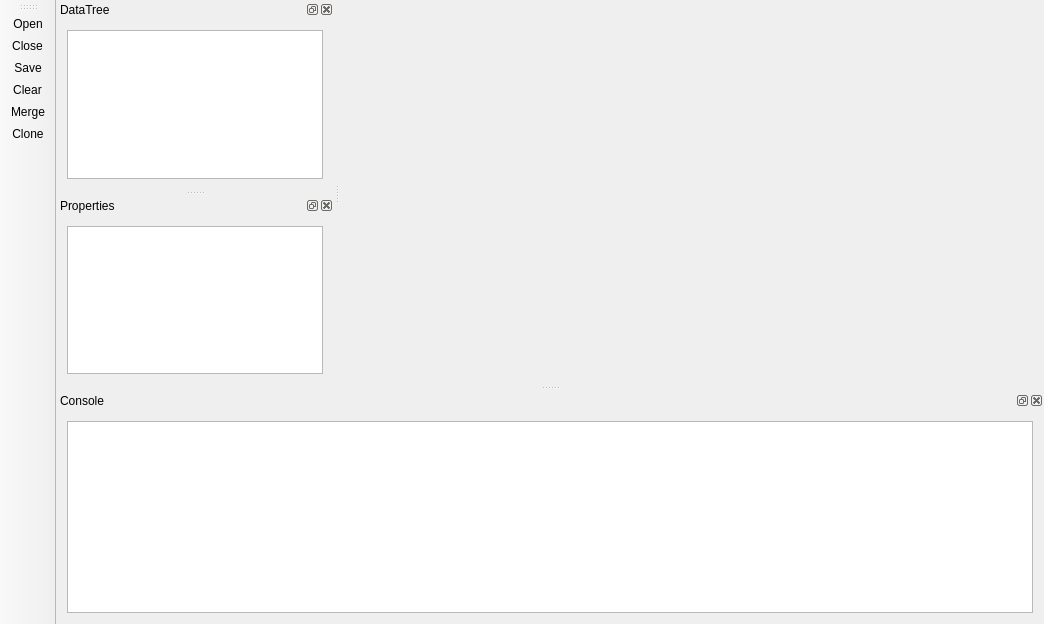
This is cloudtool/mainwindow/mainwindow.ui in alex-hjm/cloudtool as Qt 5 draws it before an edit. The edited form follows.
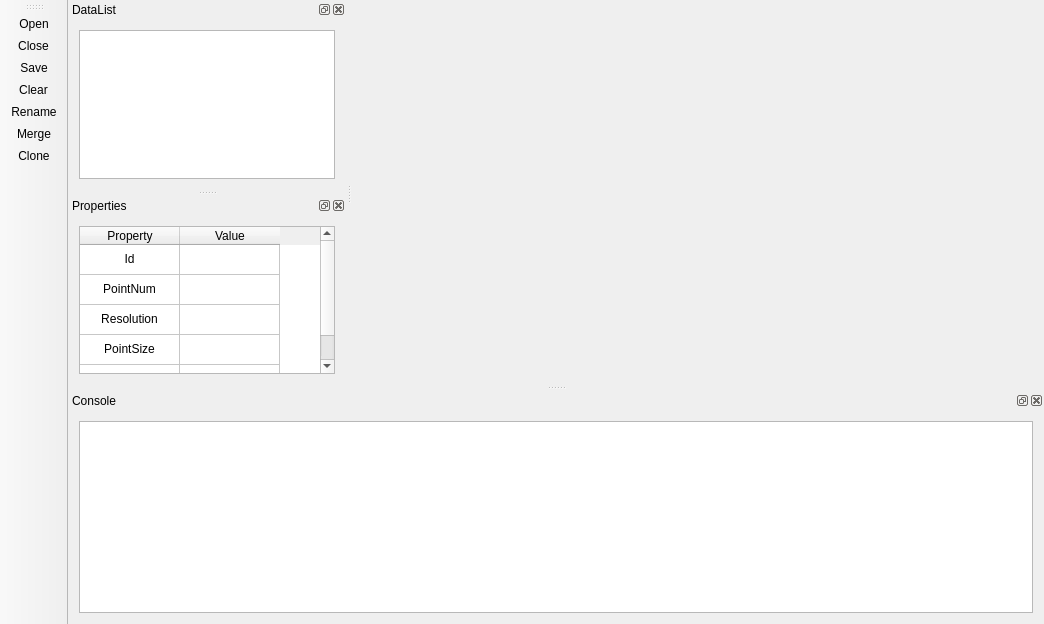
This is the edited form. Icons and pictures are not drawn. Custom widgets are drawn as their Qt base class.

The edit to the form file:
```diff
--- a/cloudtool/mainwindow/mainwindow.ui
+++ b/cloudtool/mainwindow/mainwindow.ui
@@ -33,7 +33,7 @@
   </widget>
   <widget class="QDockWidget" name="DataDock">
    <property name="windowTitle">
-    <string>DataTree</string>
+    <string>DataList</string>
    </property>
    <attribute name="dockWidgetArea">
     <number>1</number>
@@ -79,7 +79,109 @@
     </property>
     <layout class="QVBoxLayout" name="layout_4">
      <item>
-      <widget class="ct::CloudTable" name="cloudtable"/>
+      <widget class="QTableWidget" name="cloudtable">
+       <attribute name="horizontalHeaderVisible">
+        <bool>true</bool>
+       </attribute>
+       <attribute name="verticalHeaderVisible">
+        <bool>false</bool>
+       </attribute>
+       <row>
+        <property name="text">
+         <string>新建行</string>
+        </property>
+       </row>
+       <row>
+        <property name="text">
+         <string>新建行</string>
+        </property>
+       </row>
+       <row>
+        <property name="text">
+         <string>新建行</string>
+        </property>
+       </row>
+       <row>
+        <property name="text">
+         <string>新建行</string>
+        </property>
+       </row>
+       <row>
+        <property name="text">
+         <string>新建行</string>
+        </property>
+       </row>
+       <column>
+        <property name="text">
+         <string>Property</string>
+        </property>
+       </column>
+       <column>
+        <property name="text">
+         <string>Value</string>
+        </property>
+       </column>
+       <item row="0" column="0">
+        <property name="text">
+         <string>Id</string>
+        </property>
+        <property name="textAlignment">
+         <set>AlignCenter</set>
+        </property>
+        <property name="icon">
+         <iconset resource="../resources/res.qrc">
+          <normaloff>:/res/icon/cloud_id.svg</normaloff>:/res/icon/cloud_id.svg</iconset>
+        </property>
+       </item>
+       <item row="1" column="0">
+        <property name="text">
+         <string>PointNum</string>
+        </property>
+        <property name="textAlignment">
+         <set>AlignCenter</set>
+        </property>
+        <property name="icon">
+         <iconset resource="../resources/res.qrc">
+          <normaloff>:/res/icon/point_num.svg</normaloff>:/res/icon/point_num.svg</iconset>
+        </property>
+       </item>
+       <item row="2" column="0">
+        <property name="text">
+         <string>Resolution</string>
+        </property>
+        <property name="textAlignment">
+         <set>AlignCenter</set>
+        </property>
+        <property name="icon">
+         <iconset resource="../resources/res.qrc">
+          <normaloff>:/res/icon/resolution.svg</normaloff>:/res/icon/resolution.svg</iconset>
+        </property>
+       </item>
+       <item row="3" column="0">
+        <property name="text">
+         <string>PointSize</string>
+        </property>
+        <property name="textAlignment">
+         <set>AlignCenter</set>
+        </property>
+        <property name="icon">
+         <iconset resource="../resources/res.qrc">
+          <normaloff>:/res/icon/point_size.svg</normaloff>:/res/icon/point_size.svg</iconset>
+        </property>
+       </item>
+       <item row="4" column="0">
+        <property name="text">
+         <string>Opacity</string>
+        </property>
+        <property name="textAlignment">
+         <set>AlignCenter</set>
+        </property>
+        <property name="icon">
+         <iconset resource="../resources/res.qrc">
+          <normaloff>:/res/icon/opacity.svg</normaloff>:/res/icon/opacity.svg</iconset>
+        </property>
+       </item>
+      </widget>
      </item>
     </layout>
    </widget>
@@ -101,6 +203,7 @@
    <addaction name="actionClose"/>
    <addaction name="actionSave"/>
    <addaction name="actionClear"/>
+   <addaction name="actionRename"/>
    <addaction name="actionMerge"/>
    <addaction name="actionClone"/>
   </widget>
@@ -167,6 +270,18 @@
     <string>Setting</string>
    </property>
   </action>
+  <action name="actionRename">
+   <property name="icon">
+    <iconset resource="../resources/res.qrc">
+     <normaloff>:/res/icon/cloud_id.svg</normaloff>:/res/icon/cloud_id.svg</iconset>
+   </property>
+   <property name="text">
+    <string>Rename</string>
+   </property>
+   <property name="menuRole">
+    <enum>QAction::NoRole</enum>
+   </property>
+  </action>
  </widget>
  <layoutdefault spacing="6" margin="11"/>
  <customwidgets>
@@ -175,22 +290,17 @@
    <extends>QListWidget</extends>
    <header location="global">base/cloudlist.h</header>
   </customwidget>
-  <customwidget>
-   <class>ct::Console</class>
-   <extends>QTextBrowser</extends>
-   <header location="global">base/console.h</header>
-  </customwidget>
-  <customwidget>
-   <class>ct::CloudTable</class>
-   <extends>QTableWidget</extends>
-   <header location="global">base/cloudtable.h</header>
-  </customwidget>
   <customwidget>
    <class>ct::CloudView</class>
    <extends>QWidget</extends>
    <header location="global">base/cloudview.h</header>
    <container>1</container>
   </customwidget>
+  <customwidget>
+   <class>ct::Console</class>
+   <extends>QTextBrowser</extends>
+   <header location="global">base/console.h</header>
+  </customwidget>
  </customwidgets>
  <resources>
   <include location="../resources/res.qrc"/>
```
